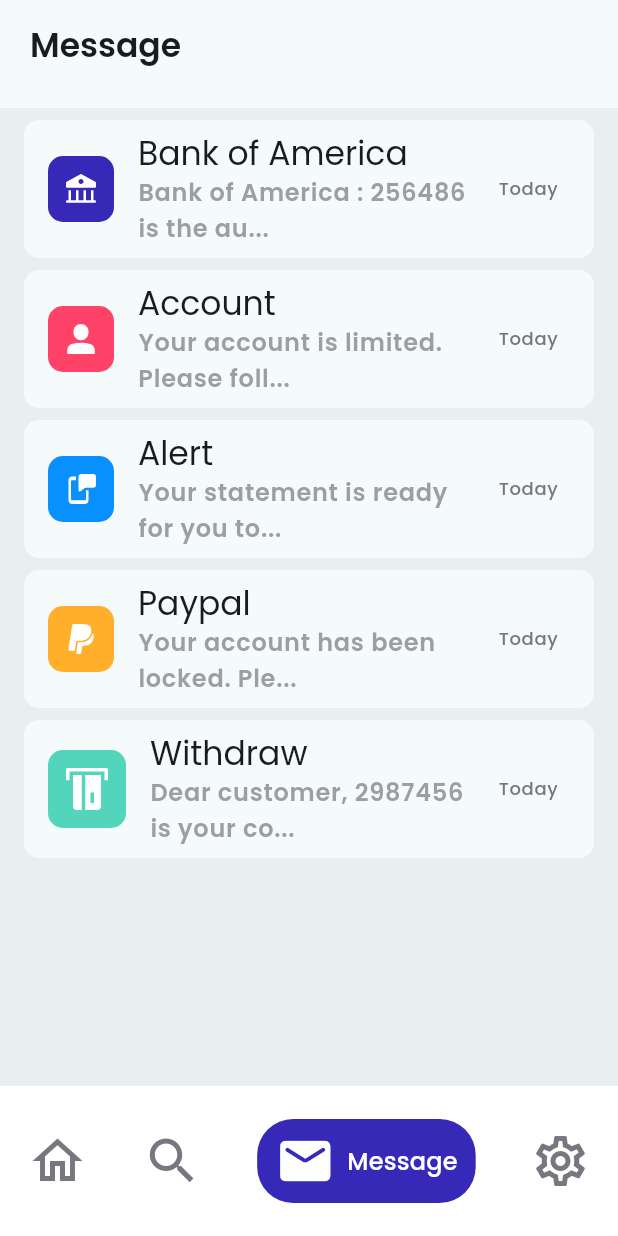
After one commit to AAndoniriana/ibank_flutter, a Flutter app: the HomeScreen screen opened directly, item 3 of the bottom bar chosen, on a phone screen of 412 x 824 dp. The commit adds this screen. Run offline on Flutter 3.47's test engine with Material 3 defaults, Android fonts, the phone set to English and light mode, and no system bars; our stand-ins replace flutter_bloc, flutter_svg, google_fonts.

Commit message:
Implement message list screen

```diff
--- a/lib/core/ui/components/navbar/navbar_state.dart
+++ b/lib/core/ui/components/navbar/navbar_state.dart
@@ -24,7 +24,7 @@ class NavigationBarState {
     NavigationItemModel(
       selectedIcon: Icons.mail_rounded,
       icon: Icons.mail_outline_rounded,
-      label: 'Mail',
+      label: 'Message',
     ),
     NavigationItemModel(
       selectedIcon: Icons.settings_rounded,
--- /dev/null
+++ b/lib/home/components/message/message_list.dart
@@ -0,0 +1,119 @@
+import 'package:flutter/material.dart';
+import 'package:flutter_svg/svg.dart';
+import 'package:ibank/core/ui/design_system/ibank_app_bar.dart';
+import 'package:ibank/home/components/message/model/message_tile.dart';
+
+class MessageListAppBar extends StatelessWidget implements PreferredSizeWidget {
+  const MessageListAppBar({super.key});
+
+  @override
+  Widget build(BuildContext context) {
+    var colorScheme = Theme.of(context).colorScheme;
+    var textTheme = Theme.of(context).textTheme;
+    return IBankAppBar(
+      content: Padding(
+        padding: const EdgeInsets.symmetric(horizontal: 8.0, vertical: 16.0),
+        child: Text(
+          'Message',
+          style: textTheme.titleLarge?.copyWith(fontWeight: FontWeight.w600),
+        ),
+      ),
+      backgroundColor: colorScheme.surface,
+    );
+  }
+
+  @override
+  Size get preferredSize => Size.fromHeight(kToolbarHeight + 16);
+}
+
+class MessageList extends StatelessWidget {
+  const MessageList({super.key});
+
+  @override
+  Widget build(BuildContext context) {
+    var colorScheme = Theme.of(context).colorScheme;
+    var textTheme = Theme.of(context).textTheme;
+    final List<MessageTile> messages = [
+      MessageTile(
+        title: 'Bank of America',
+        subtitle: 'Bank of America : 256486 is the au...',
+        icon: 'assets/icons/bank.svg',
+        iconBackgroundColor: colorScheme.primary,
+        date: 'Today',
+      ),
+      const MessageTile(
+        title: 'Account',
+        subtitle: 'Your account is limited. Please foll...',
+        icon: 'assets/icons/user.svg',
+        iconBackgroundColor: Color(0xffff4267),
+        date: 'Today',
+      ),
+      const MessageTile(
+        title: 'Alert',
+        subtitle: 'Your statement is ready for you to...',
+        icon: 'assets/icons/phone_message.svg',
+        iconBackgroundColor: Color(0xff0890fe),
+        date: 'Today',
+      ),
+      const MessageTile(
+        title: 'Paypal',
+        subtitle: 'Your account has been locked. Ple...',
+        icon: 'assets/icons/paypal.svg',
+        iconBackgroundColor: Color(0xffffaf2a),
+        date: 'Today',
+      ),
+      const MessageTile(
+        title: 'Withdraw',
+        subtitle: 'Dear customer, 2987456 is your co...',
+        icon: 'assets/icons/credit_card_in.svg',
+        iconBackgroundColor: Color(0xff52d5ba),
+        date: 'Today',
+      ),
+    ];
+    return Padding(
+      padding: const EdgeInsets.symmetric(vertical: 8.0, horizontal: 16.0),
+      child: ListView.separated(
+        itemCount: messages.length,
+        itemBuilder: (context, index) {
+          var message = messages[index];
+          return ListTile(
+            onTap: () {},
+            tileColor: colorScheme.surface,
+            shape: RoundedRectangleBorder(
+              borderRadius: BorderRadius.circular(10.0),
+            ),
+            leading: Container(
+              decoration: BoxDecoration(
+                color: message.iconBackgroundColor,
+                borderRadius: BorderRadius.circular(10.0),
+              ),
+              child: Padding(
+                padding: const EdgeInsets.all(12.0),
+                child: SvgPicture.asset(
+                  message.icon,
+                  colorFilter: ColorFilter.mode(Colors.white, BlendMode.srcIn),
+                ),
+              ),
+            ),
+            title: Text(message.title, style: textTheme.titleLarge),
+            subtitle: Text(
+              message.subtitle,
+              style: textTheme.bodyLarge?.copyWith(
+                fontWeight: FontWeight.w600,
+                color: colorScheme.outline.withAlpha(180),
+              ),
+            ),
+            trailing: Text(
+              message.date,
+              style: textTheme.bodySmall?.copyWith(
+                fontWeight: FontWeight.w500,
+                color: colorScheme.outline,
+              ),
+            ),
+          );
+        },
+        separatorBuilder: (index, context) => const SizedBox(height: 8.0),
+      ),
+    );
+  }
+}
--- /dev/null
+++ b/lib/home/components/message/model/message_tile.dart
@@ -0,0 +1,17 @@
+import 'dart:ui';
+
+class MessageTile {
+  const MessageTile({
+    required this.title,
+    required this.subtitle,
+    required this.icon,
+    required this.iconBackgroundColor,
+    required this.date,
+  });
+
+  final String title;
+  final String subtitle;
+  final String icon;
+  final Color iconBackgroundColor;
+  final String date;
+}
--- a/lib/home/home_screen.dart
+++ b/lib/home/home_screen.dart
@@ -1,7 +1,8 @@
 import 'package:flutter/material.dart';
 import 'package:ibank/core/ui/components/navbar/ibank_navigation_bar.dart';
 import 'package:ibank/home/components/dashboard/dashboard.dart';
-import 'package:ibank/home/components/search.dart';
+import 'package:ibank/home/components/message/message_list.dart';
+import 'package:ibank/home/components/search/search.dart';
 import 'package:ibank/home/models/home_screen_model.dart';
 
 class HomeScreen extends StatefulWidget {
@@ -28,6 +29,11 @@ class _HomeScreenState extends State<HomeScreen> {
         body: const Search(),
         backgroundColor: colorScheme.surfaceContainer,
       ),
+      HomeScreenModel(
+        appBar: const MessageListAppBar(),
+        body: const MessageList(),
+        backgroundColor: colorScheme.surfaceContainer,
+      ),
     ];
 
     return Scaffold(
```
Also changed, not shown: assets/icons/bank.svg (added), assets/icons/paypal.svg (added), assets/icons/phone_message.svg (added), assets/icons/user.svg (added), lib/home/components/search/search.dart (renamed from lib/home/components/search.dart).
